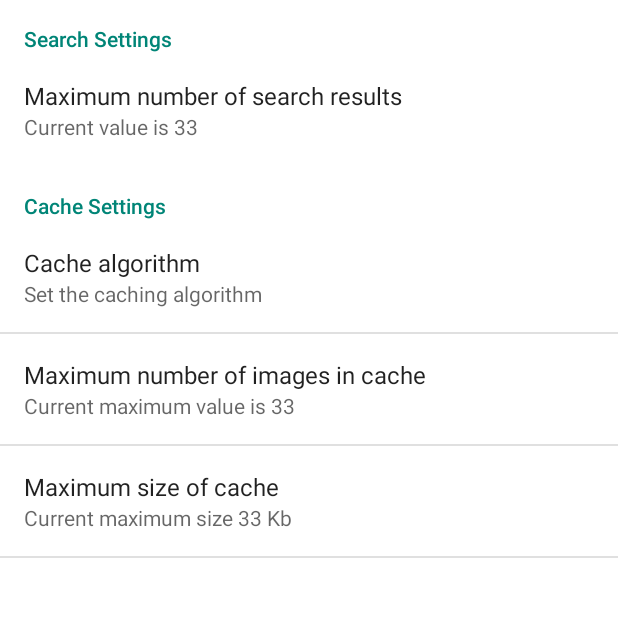
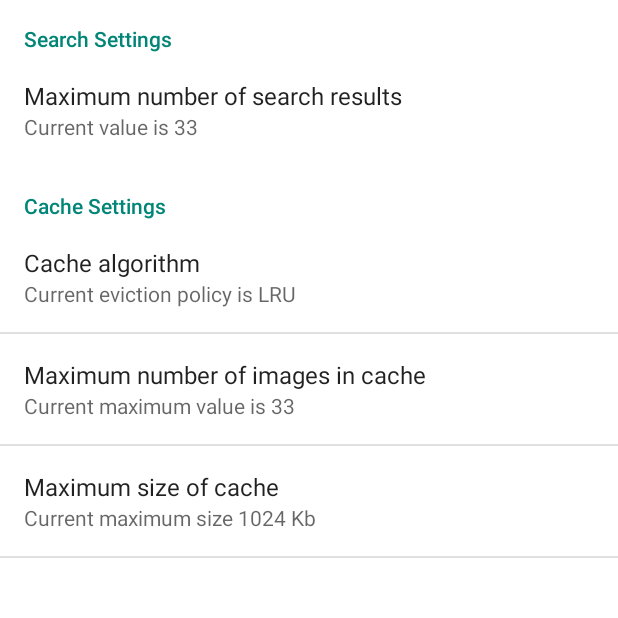
Before and after one commit to mrisney/spotify-android, an Android app: the SettingsActivity screen opened directly, with no data from a screen before it, on a phone screen of 412 x 824 dp, the top half of it. Run offline under Robolectric (Android 15) with nearby library versions, the phone set to English and light mode, and no system bars.

Commit message:
update to settings

```diff
--- a/app/src/main/java/org/risney/spotify/SettingsActivity.java
+++ b/app/src/main/java/org/risney/spotify/SettingsActivity.java
@@ -3,6 +3,7 @@ package org.risney.spotify;
 import android.content.SharedPreferences;
 import android.content.SharedPreferences.OnSharedPreferenceChangeListener;
 import android.os.Bundle;
+import android.preference.ListPreference;
 import android.preference.PreferenceActivity;
 import android.preference.PreferenceFragment;
 import android.preference.PreferenceManager;
@@ -27,7 +28,7 @@ public class SettingsActivity extends PreferenceActivity {
 
     public static class SettingsFragment extends PreferenceFragment implements OnSharedPreferenceChangeListener {
 
-
+        private ListPreference evictionPoliciesPref;
         private SliderBarPreference maxSearchResultsPref;
         private SliderBarPreference maxCacheImagesPref;
         private SliderBarPreference maxCacheSizePref;
@@ -42,43 +43,87 @@ public class SettingsActivity extends PreferenceActivity {
             addPreferencesFromResource(R.xml.preferences);
 
             // Get widgets :
+            evictionPoliciesPref = (ListPreference) this.findPreference("EVICTION_POLICY");
             maxSearchResultsPref = (SliderBarPreference) this.findPreference("MAX_SEARCH_RESULTS");
             maxCacheImagesPref = (SliderBarPreference) this.findPreference("MAX_CACHE_IMAGES");
-            maxCacheSizePref  = (SliderBarPreference) this.findPreference("MAX_CACHE_SIZE");
-
+            maxCacheSizePref = (SliderBarPreference) this.findPreference("MAX_CACHE_SIZE");
 
             // Set listener :
             getPreferenceScreen().getSharedPreferences().registerOnSharedPreferenceChangeListener(this);
 
             // Set maximum search results summary :
+            try {
                 int maxSearchResults = PreferenceManager.getDefaultSharedPreferences(this.getActivity()).getInt("MAX_SEARCH_RESULTS", 33);
                 maxSearchResultsPref.setSummary(this.getString(R.string.max_search_results_summary).replace("$1", "" + maxSearchResults));
+            } catch (Exception e) {
+
+            }
+
+            // Set eviction policy  :
+            try {
+                String evictionPolicy = PreferenceManager.getDefaultSharedPreferences(this.getActivity()).getString("EVICTION_POLICY", "LRU");
+                evictionPoliciesPref.setSummary(this.getString(R.string.cache_algorithm_summary).replace("$2", "" + evictionPolicy));
+            } catch (Exception e) {
+
+            }
 
             // Set maximum cache images :
+            try {
+
                 int maxCacheImages = PreferenceManager.getDefaultSharedPreferences(this.getActivity()).getInt("MAX_CACHE_IMAGES", 33);
-            maxCacheImagesPref.setSummary(this.getString(R.string.number_of_images_summary).replace("$2", "" + maxCacheImages));
+                maxCacheImagesPref.setSummary(this.getString(R.string.number_of_images_summary).replace("$3", "" + maxCacheImages));
+            } catch (Exception e) {
+
+            }
 
             // Set maximum cache size :
-            int maxCacheSize = PreferenceManager.getDefaultSharedPreferences(this.getActivity()).getInt("MAX_CACHE_SIZE", 33);
-            maxCacheSizePref.setSummary(this.getString(R.string.size_of_cache_summary).replace("$3", "" + maxCacheSize));
+            try {
+
+                int maxCacheSize = PreferenceManager.getDefaultSharedPreferences(this.getActivity()).getInt("MAX_CACHE_SIZE", 1024);
+                maxCacheSizePref.setSummary(this.getString(R.string.size_of_cache_summary).replace("$4", "" + maxCacheSize));
+            } catch (Exception e) {
+
+            }
 
         }
 
         @Override
         public void onSharedPreferenceChanged(SharedPreferences sharedPreferences, String key) {
 
+
+            try {
                 // Set maximum search results summary :
                 int maxSearchResults = PreferenceManager.getDefaultSharedPreferences(this.getActivity()).getInt("MAX_SEARCH_RESULTS", 33);
                 maxSearchResultsPref.setSummary(this.getString(R.string.max_search_results_summary).replace("$1", "" + maxSearchResults));
+            } catch (Exception e) {
 
+            }
+
+            // Set eviction policy  :
+            try {
+                String evictionPolicy = PreferenceManager.getDefaultSharedPreferences(this.getActivity()).getString("EVICTION_POLICY", "LRU");
+                evictionPoliciesPref.setSummary(this.getString(R.string.cache_algorithm_summary).replace("$2", "" + evictionPolicy));
+            } catch (Exception e) {
+
+            }
+
+
+            try {
                 // Set maximum cache images :
                 int maxCacheImages = PreferenceManager.getDefaultSharedPreferences(this.getActivity()).getInt("MAX_CACHE_IMAGES", 33);
-            maxCacheImagesPref.setSummary(this.getString(R.string.number_of_images_summary).replace("$2", "" + maxCacheImages));
+                maxCacheImagesPref.setSummary(this.getString(R.string.number_of_images_summary).replace("$3", "" + maxCacheImages));
+            } catch (Exception e) {
+
+            }
 
             // Set maximum cache size :
+            try {
+
                 int maxCacheSize = PreferenceManager.getDefaultSharedPreferences(this.getActivity()).getInt("MAX_CACHE_SIZE", 33);
-            maxCacheSizePref.setSummary(this.getString(R.string.size_of_cache_summary).replace("$3", "" + maxCacheSize));
+                maxCacheSizePref.setSummary(this.getString(R.string.size_of_cache_summary).replace("$4", "" + maxCacheSize));
+            } catch (Exception e) {
 
+            }
 
         }
     }
--- a/app/src/main/res/values/strings.xml
+++ b/app/src/main/res/values/strings.xml
@@ -13,13 +13,13 @@
     <string name="pref_cache_settings">Cache Settings</string>
 
     <string name="cache_algorithm">Cache algorithm</string>
-    <string name="cache_algorithm_summary">Set the caching algorithm</string>
+    <string name="cache_algorithm_summary">Current eviction policy is $2</string>
 
     <string name="number_of_images">Maximum number of images in cache</string>
-    <string name="number_of_images_summary">Current maximum value is $2</string>
+    <string name="number_of_images_summary">Current maximum value is $3</string>
 
     <string name="size_of_cache">Maximum size of cache</string>
-    <string name="size_of_cache_summary">Current maximum size $3 Kb</string>
+    <string name="size_of_cache_summary">Current maximum size $4 Kb</string>
     <string name="size_of_cache_unit">Kb</string>
 
     <string name="title_activity_image_view">View Image</string>
```
Lines whose indentation alone changed are shown as unchanged.
